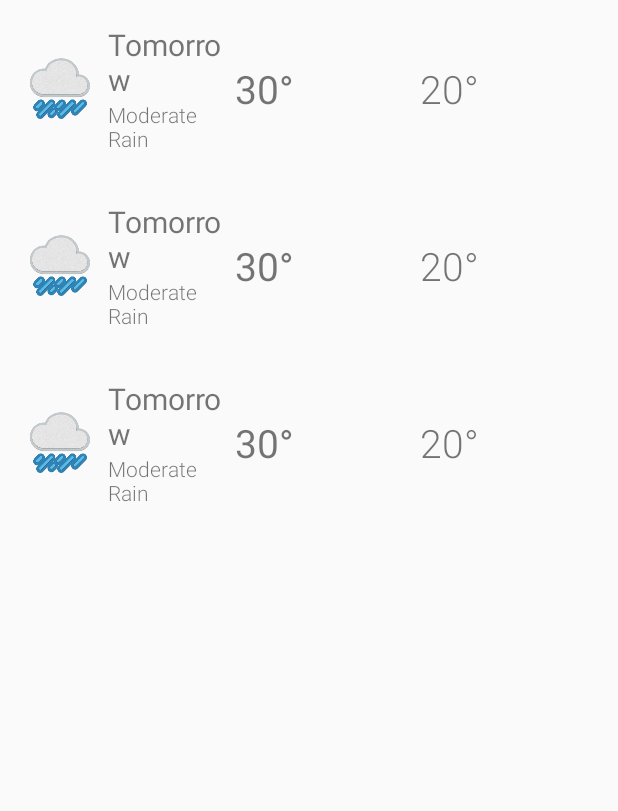
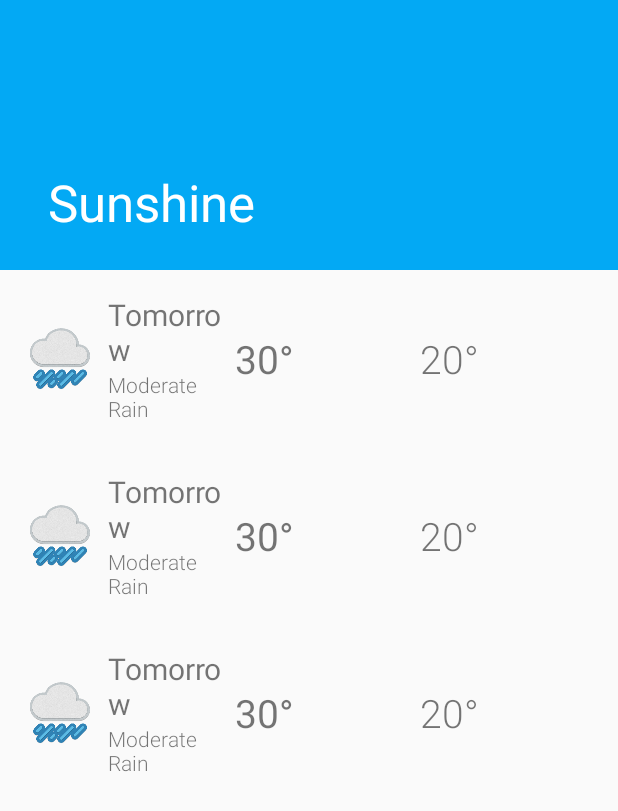
Before and after one commit to simonpham/Sunshine, an Android app: the layout fragment_home.xml on its own in the app's theme, with its tools: preview values and no code run, on a phone screen of 412 x 824 dp. Shown: the top 811 px of the screen. Run offline under Robolectric (Android 15) with nearby library versions, the phone set to English and light mode, and no system bars.

Commit message:
Update home fragment

```diff
--- a/app/src/main/res/layout/fragment_home.xml
+++ b/app/src/main/res/layout/fragment_home.xml
@@ -1,14 +1,57 @@
 <?xml version="1.0" encoding="utf-8"?>
-<androidx.constraintlayout.widget.ConstraintLayout xmlns:android="http://schemas.android.com/apk/res/android"
+<androidx.coordinatorlayout.widget.CoordinatorLayout xmlns:android="http://schemas.android.com/apk/res/android"
     xmlns:app="http://schemas.android.com/apk/res-auto"
     xmlns:tools="http://schemas.android.com/tools"
+    android:id="@+id/coordinatorLayout"
     android:layout_width="match_parent"
     android:layout_height="match_parent"
     tools:context=".ui.MainActivity">
 
-    <androidx.recyclerview.widget.RecyclerView
-        android:id="@+id/rvForecast"
+    <com.google.android.material.appbar.AppBarLayout
+        android:id="@+id/appBarLayout"
+        android:layout_width="match_parent"
+        android:layout_height="180dp"
+        android:fitsSystemWindows="true"
+        android:theme="@style/AppTheme.AppBarOverlay">
+
+        <com.google.android.material.appbar.CollapsingToolbarLayout
+            android:id="@+id/collapsingToolbarLayout"
+            android:layout_width="match_parent"
+            android:layout_height="match_parent"
+            android:fitsSystemWindows="true"
+            app:contentScrim="?attr/colorPrimary"
+            app:layout_scrollFlags="scroll|exitUntilCollapsed">
+
+            <ImageView
+                android:id="@+id/expandedImage"
+                android:layout_width="match_parent"
+                android:layout_height="200dp"
+                android:scaleType="centerCrop"
+                android:src="@color/colorPrimary"
+                app:layout_collapseMode="parallax"
+                app:layout_collapseParallaxMultiplier="0.7" />
+
+            <androidx.appcompat.widget.Toolbar
+                android:id="@+id/toolBar"
+                android:layout_width="wrap_content"
+                android:layout_height="?attr/actionBarSize"
+                app:layout_collapseMode="pin"
+                app:title="@string/app_name">
+
+            </androidx.appcompat.widget.Toolbar>
+        </com.google.android.material.appbar.CollapsingToolbarLayout>
+    </com.google.android.material.appbar.AppBarLayout>
+
+    <androidx.constraintlayout.widget.ConstraintLayout
         android:layout_width="match_parent"
         android:layout_height="match_parent"
-        tools:listitem="@layout/item_forecast" />
-</androidx.constraintlayout.widget.ConstraintLayout>
+        app:layout_behavior="@string/appbar_scrolling_view_behavior">
+
+        <androidx.recyclerview.widget.RecyclerView
+            android:id="@+id/rvForecast"
+            android:layout_width="match_parent"
+            android:layout_height="match_parent"
+            app:layoutManager="androidx.recyclerview.widget.LinearLayoutManager"
+            tools:listitem="@layout/item_forecast" />
+    </androidx.constraintlayout.widget.ConstraintLayout>
+</androidx.coordinatorlayout.widget.CoordinatorLayout>
--- a/app/src/main/res/values/strings.xml
+++ b/app/src/main/res/values/strings.xml
@@ -1,3 +1,6 @@
 <resources>
     <string name="app_name">Sunshine</string>
+
+    <string name="today">Today</string>
+    <string name="tomorrow">Tomorrow</string>
 </resources>
--- a/app/src/main/res/values/styles.xml
+++ b/app/src/main/res/values/styles.xml
@@ -1,11 +1,26 @@
 <resources>
 
     <!-- Base application theme. -->
-    <style name="AppTheme" parent="Theme.AppCompat.Light.DarkActionBar">
+    <style name="AppTheme" parent="Theme.AppCompat.Light.NoActionBar">
         <!-- Customize your theme here. -->
         <item name="colorPrimary">@color/colorPrimary</item>
         <item name="colorPrimaryDark">@color/colorPrimaryDark</item>
         <item name="colorAccent">@color/colorAccent</item>
+        <item name="actionBarStyle">@style/AppTheme.ActionBar</item>
     </style>
 
+    <style name="AppTheme.ActionBar" parent="@style/Widget.AppCompat.ActionBar">
+        <!--<item name="background">@color/colorPrimary</item>-->
+        <item name="titleTextStyle">@style/AppTheme.Text.ActionBarTitle</item>
+        <item name="android:titleTextStyle">@style/AppTheme.Text.ActionBarTitle</item>
+        <item name="elevation">0dp</item>
+    </style>
+
+    <style name="AppTheme.Text.ActionBarTitle" parent="@style/TextAppearance.AppCompat.Title">
+        <item name="fontFamily">cursive</item>
+        <item name="android:fontFamily">cursive</item>
+        <!--<item name="android:textColor">@color/colorAccent</item>-->
+    </style>
+
+    <style name="AppTheme.AppBarOverlay" parent="ThemeOverlay.AppCompat.Dark.ActionBar" />
 </resources>
```
